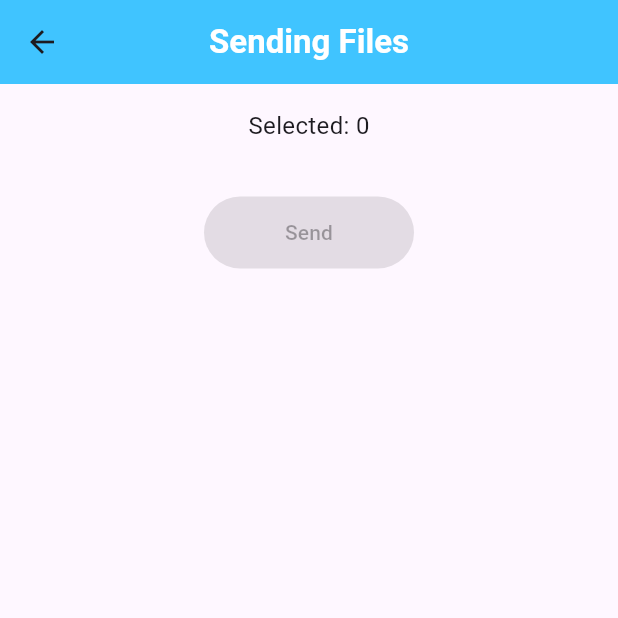
After one commit to sayedulmorsalin/easyshare, a Flutter app: the SendFile screen opened directly, on a phone screen of 412 x 824 dp, the top half of it. The commit adds this screen. Run offline on Flutter 3.47's test engine with Material 3 defaults, Android fonts, the phone set to English and light mode, and no system bars; our stand-ins replace get; missing offline and left inert: network_info_plus, photo_manager, photo_manager_image_provider.

Commit message:
image sending logic are set

```diff
--- /dev/null
+++ b/lib/views/send_file.dart
@@ -0,0 +1,168 @@
+import 'package:easyshare/controllers/selection_controller.dart';
+import 'package:easyshare/services/file_sender_service.dart';
+import 'package:flutter/material.dart';
+import 'package:get/get.dart';
+import 'package:photo_manager_image_provider/photo_manager_image_provider.dart';
+
+class SendFile extends StatefulWidget {
+  const SendFile({super.key});
+
+  @override
+  State<SendFile> createState() => _SendFileState();
+}
+
+class _SendFileState extends State<SendFile> {
+  final SelectionController selectionController =
+  Get.put(SelectionController());
+
+  bool isSending = false;
+  String status = "";
+
+  Future<void> sendSelectedFiles() async {
+    try {
+      setState(() {
+        isSending = true;
+        status = "Searching receiver…";
+      });
+
+      await FileSenderService.sendAssets(
+        selectionController.selectedImages.toSet(),
+      );
+
+      selectionController.clear();
+
+      setState(() {
+        status = "Files sent successfully";
+      });
+    } catch (e) {
+      setState(() {
+        status = "Error: $e";
+      });
+    } finally {
+      setState(() => isSending = false);
+    }
+  }
+
+  @override
+  Widget build(BuildContext context) {
+    return Scaffold(
+      appBar: AppBar(
+        title: const Text(
+          "Sending Files",
+          style: TextStyle(fontWeight: FontWeight.bold, color: Colors.white),
+        ),
+        centerTitle: true,
+        backgroundColor: Colors.lightBlueAccent,
+      ),
+      body: Center(
+        child:
+          Padding(
+            padding: const EdgeInsets.all(16),
+            child: Column(
+              children: [
+                // Selected count
+                Obx(() => Text(
+                  "Selected: ${selectionController.selectedImages.length}",
+                  style: const TextStyle(fontSize: 16),
+                )),
+
+                const SizedBox(height: 12),
+
+                Obx(() {
+                  final images =
+                  selectionController.selectedImages.toList();
+
+                  if (images.isEmpty) {
+                    return const SizedBox.shrink();
+                  }
+
+                  return SizedBox(
+                    height: 500,
+                    child: GridView.builder(
+                      scrollDirection: Axis.vertical,
+                      itemCount: images.length,
+                      gridDelegate:
+                      const SliverGridDelegateWithFixedCrossAxisCount(
+                        crossAxisCount: 3,
+                        mainAxisSpacing: 8,
+                      ),
+                      itemBuilder: (context, index) {
+                        final asset = images[index];
+
+                        return ClipRRect(
+                          borderRadius: BorderRadius.circular(10),
+                          child: Stack(
+                            fit: StackFit.expand,
+                            children: [
+                              AssetEntityImage(
+                                asset,
+                                fit: BoxFit.cover,
+                                isOriginal: false,
+                              ),
+
+                              Positioned(
+                                top: 6,
+                                right: 6,
+                                child: GestureDetector(
+                                  onTap: () {
+                                    selectionController.toggle(asset);
+                                  },
+                                  child: const CircleAvatar(
+                                    radius: 14,
+                                    backgroundColor: Colors.black54,
+                                    child: Icon(
+                                      Icons.close,
+                                      size: 16,
+                                      color: Colors.white,
+                                    ),
+                                  ),
+                                ),
+                              ),
+                            ],
+                          ),
+                        );
+                      },
+                    ),
+                  );
+                }),
+
+                const SizedBox(height: 24),
+
+                ElevatedButton(
+                  onPressed:
+                  selectionController.selectedImages.isEmpty ||
+                      isSending
+                      ? null
+                      : sendSelectedFiles,
+                  style: ElevatedButton.styleFrom(
+                    minimumSize: const Size(140, 48),
+                  ),
+                  child: isSending
+                      ? const SizedBox(
+                    height: 22,
+                    width: 22,
+                    child: CircularProgressIndicator(
+                      strokeWidth: 2,
+                      color: Colors.white,
+                    ),
+                  )
+                      : const Text("Send"),
+                ),
+
+                const SizedBox(height: 12),
+
+                Text(
+                  status,
+                  textAlign: TextAlign.center,
+                  style: TextStyle(
+                    color:
+                    status.startsWith("Error") ? Colors.red : Colors.green,
+                  ),
+                ),
+              ],
+            ),
+          ),
+      ),
+    );
+  }
+}
```
Also changed, not shown: lib/services/file_sender_service.dart (added, +86 -0 lines), lib/views/select_file.dart (+20 -5 lines).
